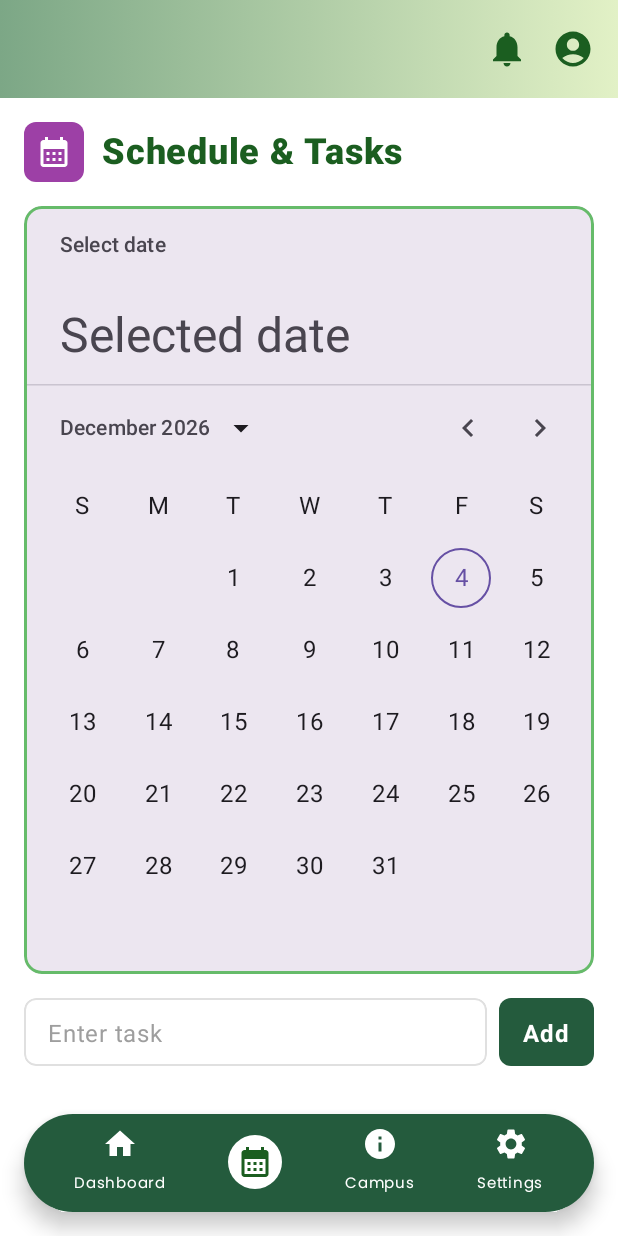
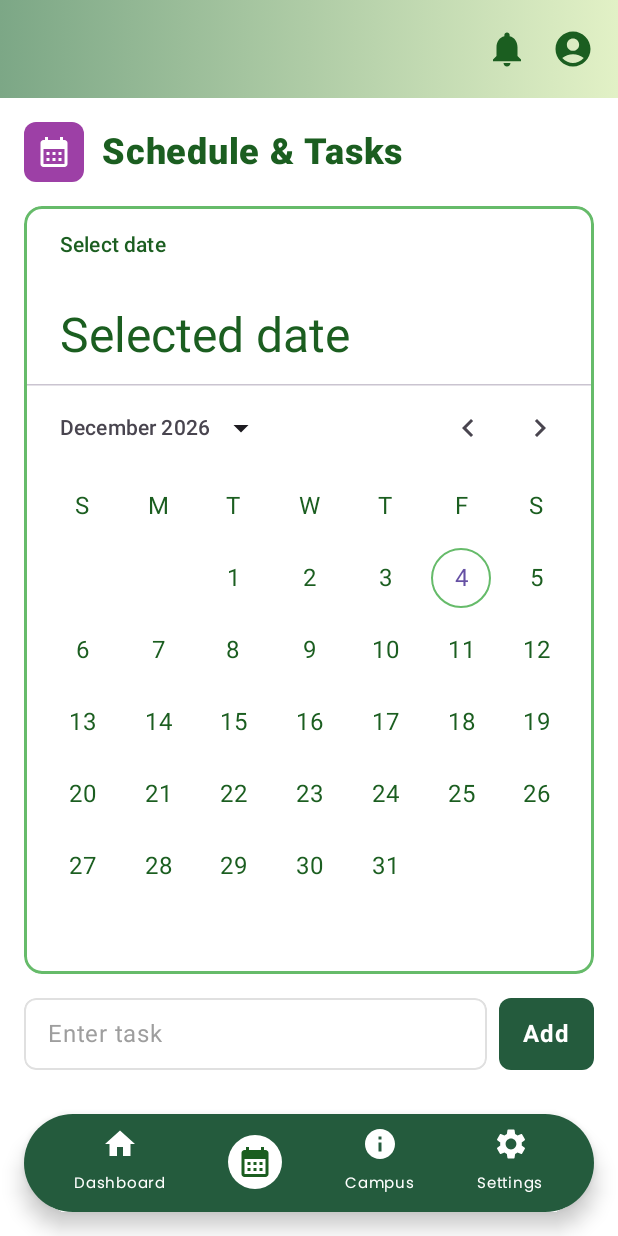
Before and after one commit to villanuevaangeloryan-art/uniassist, an Android app built with Jetpack Compose: the composable ScheduleAndTaskScreen shown on its own in the app's theme, on a phone screen of 412 x 824 dp. Run offline under Robolectric (Android 15) with nearby library versions, the phone set to English and light mode, and no system bars.

Commit message:
Zaspa - ScheduleandTaskScreen fix: color theme in calendar and make the screen scrollable

```diff
--- a/app/src/main/java/com/example/uniassist/ui/screens/ScheduleAndTaskScreen.kt
+++ b/app/src/main/java/com/example/uniassist/ui/screens/ScheduleAndTaskScreen.kt
@@ -89,13 +89,19 @@ fun ScheduleAndTaskScreen(
             )
         }
     ) { paddingValues ->
-        Column(
+        LazyColumn(
             modifier = Modifier
                 .fillMaxSize()
                 .padding(paddingValues)
-                .padding(screenContentPadding)
-                .background(Color.White)
+                .padding(horizontal = screenContentPadding)
+                .background(Color.White),
+            verticalArrangement = Arrangement.spacedBy(screenContentPadding),
+            contentPadding = PaddingValues(
+                top = screenContentPadding,
+                bottom = screenContentPadding + 80.dp
+            )
         ) {
+            item {
                 Row(
                     modifier = Modifier.fillMaxWidth(),
                     verticalAlignment = Alignment.CenterVertically,
@@ -112,13 +118,13 @@ fun ScheduleAndTaskScreen(
                     }
                     Text("Schedule & Tasks", color = DarkGreenText, fontSize = 24.sp, fontWeight = FontWeight.ExtraBold)
                 }
+            }
 
-            Spacer(modifier = Modifier.height(screenContentPadding))
+            item {
+                CalendarCard(datePickerState = datePickerState)
+            }
 
-            CalendarCard(datePickerState = datePickerState)
-
-            Spacer(modifier = Modifier.height(screenContentPadding))
-
+            item {
                 TaskInputRow(
                     taskText = taskInputText,
                     onTaskTextChange = { taskInputText = it },
@@ -137,13 +143,8 @@ fun ScheduleAndTaskScreen(
                         }
                     }
                 )
+            }
 
-            Spacer(modifier = Modifier.height(screenContentPadding))
-
-            LazyColumn(
-                verticalArrangement = Arrangement.spacedBy(8.dp),
-                modifier = Modifier.weight(1f)
-            ) {
             items(taskList, key = { it.id }) { task ->
                 TaskRow(
                     task = task,
@@ -157,7 +158,6 @@ fun ScheduleAndTaskScreen(
                     },
                     onDeleteClick = { taskList.removeIf { it.id == task.id } }
                 )
-                }
             }
         }
     }
@@ -203,7 +203,21 @@ private fun CalendarCard(datePickerState: DatePickerState) {
     ) {
         DatePicker(
             state = datePickerState,
-            showModeToggle = false
+            showModeToggle = false,
+            colors = DatePickerDefaults.colors(
+                containerColor = Color.White,
+                titleContentColor = DarkGreenText,
+                headlineContentColor = DarkGreenText,
+                weekdayContentColor = DarkGreenText,
+                subheadContentColor = DarkGreenText,
+                dayContentColor = DarkGreenText,
+                disabledDayContentColor = GreyText,
+                selectedDayContainerColor = GreenAccent,
+                selectedDayContentColor = Color.White,
+                todayDateBorderColor = GreenAccent,
+                dayInSelectionRangeContainerColor = GreenAccent.copy(alpha = 0.3f),
+                dayInSelectionRangeContentColor = DarkGreenText
+            )
         )
     }
 }
```
Lines whose indentation alone changed are shown as unchanged.
